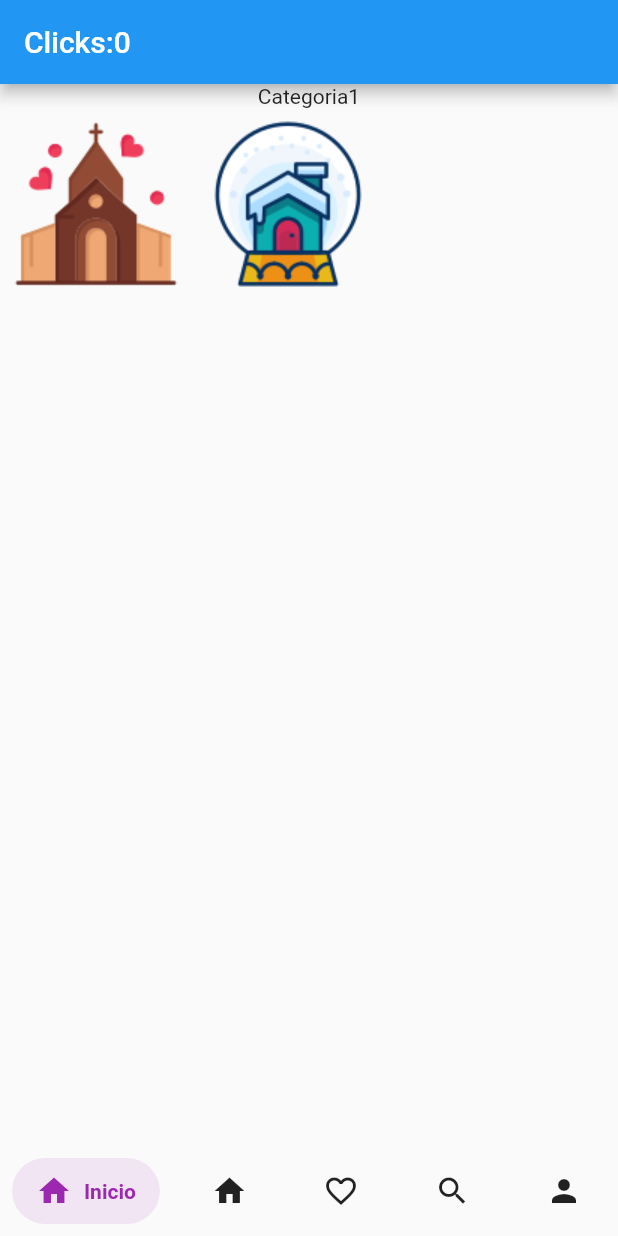
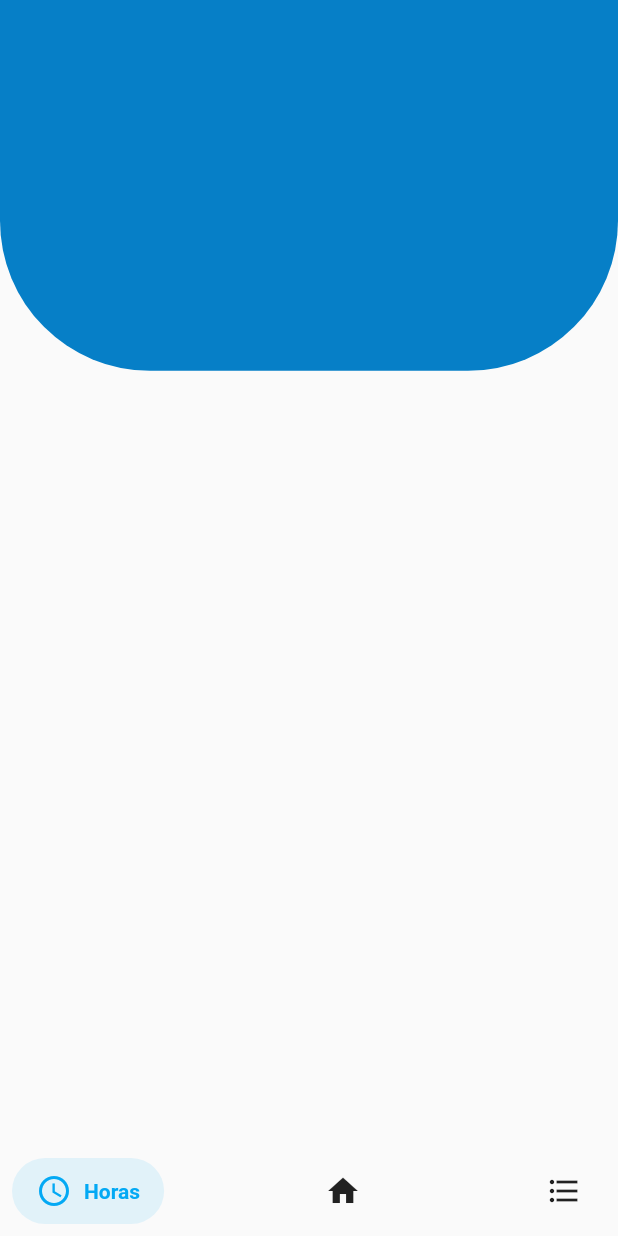
Before and after one commit to lindsaysol1/appbienestar, a Flutter app: the Inicio screen opened directly, on a phone screen of 412 x 824 dp. Run offline on Flutter 3.47's test engine with Material 2 defaults, Android fonts, the phone set to English and light mode, and no system bars; drawn by our look-alikes of salomon_bottom_bar; our stand-ins replace get.

Commit message:
Borre imagenes y otras cosas

```diff
--- a/lib/main.dart
+++ b/lib/main.dart
@@ -1,5 +1,6 @@
+import 'package:appbienestar/paginas/Login.dart';
 import 'package:appbienestar/paginas/inicio.dart';
 import 'package:flutter/material.dart';
 import 'package:get/get.dart';
 
-void main() => runApp(GetMaterialApp(home: Inicio()));
+void main() => runApp(GetMaterialApp(home: Login()));
--- /dev/null
+++ b/lib/paginas/Login.dart
@@ -0,0 +1,24 @@
+import 'package:flutter/material.dart';
+import 'package:flutter/rendering.dart';
+import 'package:get/get.dart';
+
+class Login extends StatelessWidget {
+
+  @override
+  Widget build(context) {
+
+    return Scaffold(
+        body: Container(
+            child: Column(
+              children: [
+                Container(
+                  child: Image.asset('assets/images/bienestar.png'),
+                ),
+
+              ],
+            ),
+            ),
+
+    );
+  }
+}
--- a/lib/paginas/inicio.dart
+++ b/lib/paginas/inicio.dart
@@ -13,32 +13,22 @@ class Inicio extends StatelessWidget {
     final ControladorPagina c = Get.put(ControladorPagina());
 
     return Scaffold(
-      // Use Obx(()=> to update Text() whenever count is changed.
-        appBar: AppBar(title: Obx(() => Text("Clicks:${c.item}"))),
-
-        // Replace the 8 lines Navigator.push by a simple Get.to(). You don't need context
         body: Column(
-          children: [
-            Container(
-              child: Column(
+            children: [
+              Stack(
                 children: [
-                  Text('Categoria1'),
                   Container(
-                    child: Row(
-                      children:[
-                        Image.asset('assets/images/imagen1.png'),
-                        Image.asset('assets/images/imagen2.png'),
-
-                      ],
-                    ),
-                  ),
+                  width: MediaQuery.of(context).size.width,
+                height: MediaQuery.of(context).size.height *0.3,
+                decoration: BoxDecoration(
+                  color: Color(0xff067fc7),
+                  borderRadius: BorderRadius.only(bottomLeft: Radius.circular(100), bottomRight: Radius.circular(100)),
+                ),
+              ),
+            ],
+          ),
                 ],
-              ),
-            )
-          ],
         ),
-
-
 
           bottomNavigationBar: Obx(()=> SalomonBottomBar(
             currentIndex: c.item.value.toInt(),
@@ -46,36 +36,22 @@ class Inicio extends StatelessWidget {
             items: [
               /// Home
               SalomonBottomBarItem(
-                icon: Icon(Icons.home),
-                title: Text("Inicio"),
-                selectedColor: Colors.purple,
+                icon: Icon(Icons.schedule),
+                title: Text("Horas"),
+                selectedColor: Colors.lightBlue,
               ),
               /// Home
               SalomonBottomBarItem(
                 icon: Icon(Icons.home),
                 title: Text("Inicio"),
-                selectedColor: Colors.purple,
+                selectedColor: Colors.lightBlue,
               ),
 
               /// Likes
               SalomonBottomBarItem(
-                icon: Icon(Icons.favorite_border),
-                title: Text("Likes"),
-                selectedColor: Colors.pink,
-              ),
-
-              /// Search
-              SalomonBottomBarItem(
-                icon: Icon(Icons.search),
-                title: Text("Search"),
-                selectedColor: Colors.orange,
-              ),
-
-              /// Profile
-              SalomonBottomBarItem(
-                icon: Icon(Icons.person),
-                title: Text("Profile"),
-                selectedColor: Colors.teal,
+                icon: Icon(Icons.format_list_bulleted),
+                title: Text("Actividades"),
+                selectedColor: Colors.lightBlue,
               ),
             ],
           ),
--- a/pubspec.yaml
+++ b/pubspec.yaml
@@ -28,7 +28,6 @@ environment:
 # versions available, run `flutter pub outdated`.
 dependencies:
 
-  expendable_fab: ^0.0.1
   salomon_bottom_bar: ^3.3.0
   get: ^4.6.1
   flutter:
@@ -65,6 +64,7 @@ flutter:
   # To add assets to your application, add an assets section, like this:
   assets:
     - assets/images/
+    - assets/icons/
 
   # An image asset can refer to one or more resolution-specific "variants", see
   # https://flutter.dev/assets-and-images/#resolution-aware.
```
Also changed, not shown: assets/icons/atras.png (added), assets/images/Bienestar.png (added), lib/generated/assets.dart, pubspec.lock.
